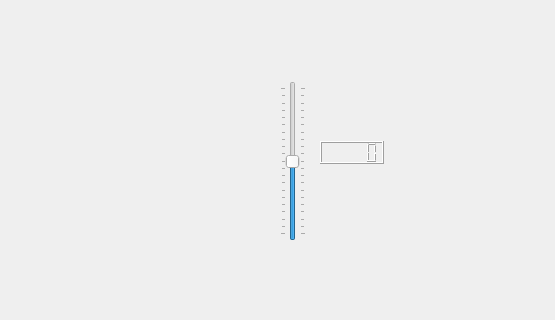
Old version of the form MO7.ui in the repository koengeltink/expo68; both pictures show x 0 to 555 and y 106 to 426 of the 800 by 600 pixel window.
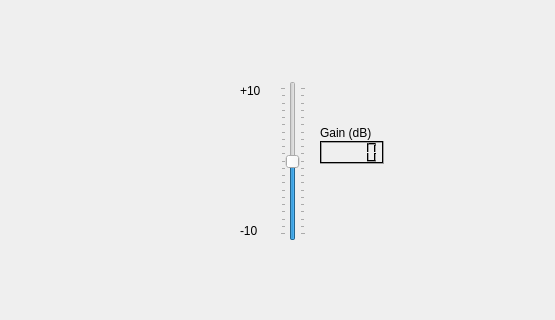
New version of the form.

```diff
--- a/MO7.ui
+++ b/MO7.ui
@@ -31,6 +31,43 @@
       <height>23</height>
      </rect>
     </property>
+    <property name="palette">
+     <palette>
+      <active>
+       <colorrole role="Light">
+        <brush brushstyle="SolidPattern">
+         <color alpha="255">
+          <red>0</red>
+          <green>0</green>
+          <blue>0</blue>
+         </color>
+        </brush>
+       </colorrole>
+      </active>
+      <inactive>
+       <colorrole role="Light">
+        <brush brushstyle="SolidPattern">
+         <color alpha="255">
+          <red>0</red>
+          <green>0</green>
+          <blue>0</blue>
+         </color>
+        </brush>
+       </colorrole>
+      </inactive>
+      <disabled>
+       <colorrole role="Light">
+        <brush brushstyle="SolidPattern">
+         <color alpha="255">
+          <red>0</red>
+          <green>0</green>
+          <blue>0</blue>
+         </color>
+        </brush>
+       </colorrole>
+      </disabled>
+     </palette>
+    </property>
    </widget>
    <widget class="QSlider" name="verticalSlider">
     <property name="geometry">
@@ -71,6 +108,45 @@
      <enum>QSlider::TicksBothSides</enum>
     </property>
    </widget>
+   <widget class="QLabel" name="label">
+    <property name="geometry">
+     <rect>
+      <x>240</x>
+      <y>168</y>
+      <width>31</width>
+      <height>23</height>
+     </rect>
+    </property>
+    <property name="text">
+     <string>+10</string>
+    </property>
+   </widget>
+   <widget class="QLabel" name="label_2">
+    <property name="geometry">
+     <rect>
+      <x>240</x>
+      <y>308</y>
+      <width>31</width>
+      <height>23</height>
+     </rect>
+    </property>
+    <property name="text">
+     <string>-10</string>
+    </property>
+   </widget>
+   <widget class="QLabel" name="label_3">
+    <property name="geometry">
+     <rect>
+      <x>320</x>
+      <y>210</y>
+      <width>70</width>
+      <height>23</height>
+     </rect>
+    </property>
+    <property name="text">
+     <string>Gain (dB)</string>
+    </property>
+   </widget>
   </widget>
   <widget class="QMenuBar" name="menubar">
    <property name="geometry">
```
